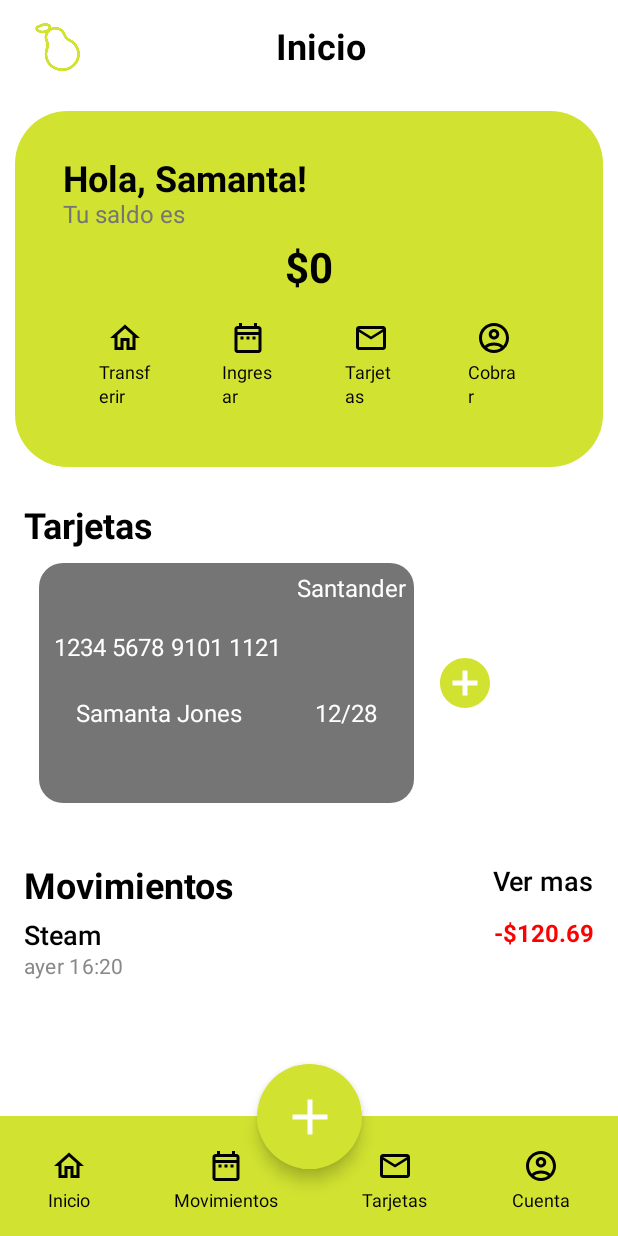
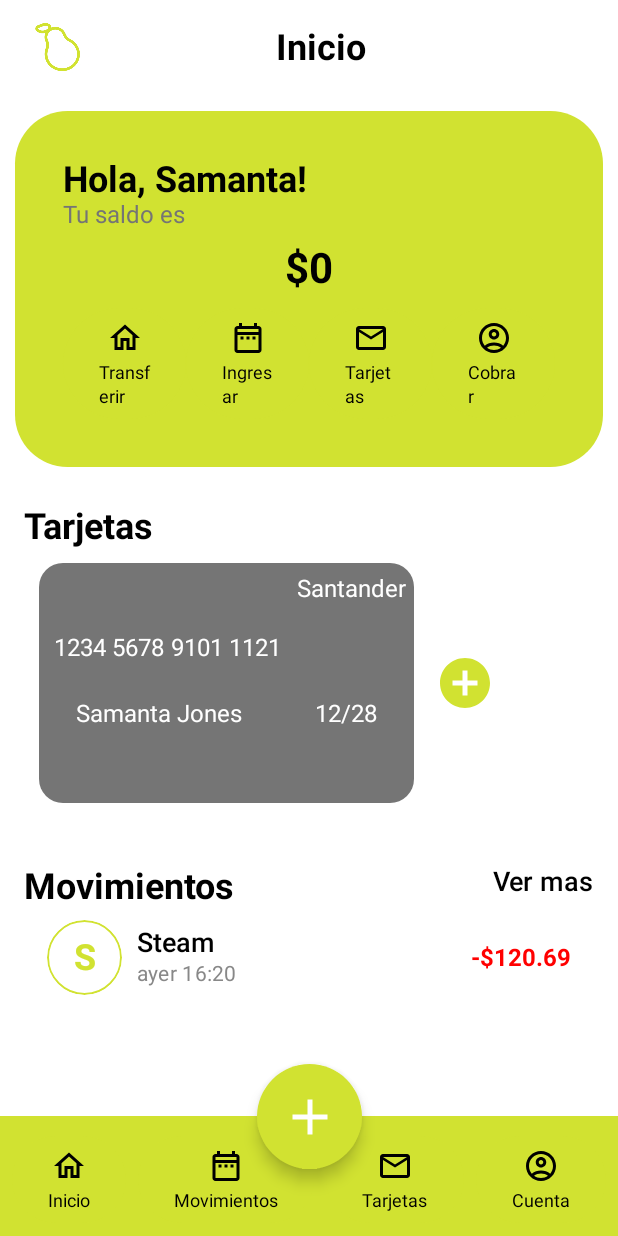
Before and after one commit to gnacuzzi/TPHCIAPP, an Android app built with Jetpack Compose: the @Preview function MainScreenPreview, on a phone screen of 412 x 824 dp. Run offline under Robolectric (Android 15) with nearby library versions, the phone set to English and light mode, and no system bars.

Commit message:
agregamos pagina de movimientos

```diff
--- a/app/src/main/java/com/example/peraapp/MainActivity.kt
+++ b/app/src/main/java/com/example/peraapp/MainActivity.kt
@@ -13,8 +13,10 @@ import androidx.compose.foundation.layout.fillMaxWidth
 import androidx.compose.foundation.layout.offset
 import androidx.compose.foundation.layout.padding
 import androidx.compose.foundation.layout.size
+import androidx.compose.foundation.rememberScrollState
 import androidx.compose.foundation.shape.CircleShape
 import androidx.compose.foundation.shape.RoundedCornerShape
+import androidx.compose.foundation.verticalScroll
 import androidx.compose.material.icons.Icons
 import androidx.compose.material.icons.filled.Add
 import androidx.compose.material.icons.filled.AddCircle
@@ -41,7 +43,6 @@ import androidx.compose.ui.Modifier
 import androidx.compose.ui.graphics.Color
 import androidx.compose.ui.graphics.vector.ImageVector
 import androidx.compose.ui.res.painterResource
-import androidx.compose.ui.text.font.FontWeight
 import androidx.compose.ui.tooling.preview.Preview
 import androidx.compose.ui.unit.dp
 import com.example.peraapp.ui.theme.PeraAppTheme
@@ -94,13 +95,25 @@ fun MainScreen(
 
 @Composable
 fun HomePage() {
+    Column(
+        modifier = Modifier.fillMaxSize()
+    ) {
         SaldoSection(
             name = "Samanta",
             saldo = 0
         )
+
+        Column(
+            modifier = Modifier
+                .fillMaxSize()
+                .verticalScroll(rememberScrollState())//supuestamente lo hace scrolleable, veremos
+        ) {
             TarjetasSection()
             MovimientosSection()
         }
+    }
+}
+
 
 @Preview(showBackground = true, showSystemUi = true)
 @Composable
@@ -380,34 +393,6 @@ fun MovimientosSection() {
             amount = "-$120.69",
             color = Color.Red
         )
+
     }
 }
-
-@Composable
-fun MovimientoItem(name: String, date: String, amount: String, color: Color) {
-    Row(
-        modifier = Modifier
-            .fillMaxWidth()
-            .padding(vertical = 8.dp),
-        horizontalArrangement = Arrangement.SpaceBetween
-    ) {
-        Column {
-            Text(
-                text = name,
-                style = MaterialTheme.typography.titleMedium,
-                color = Color.Black
-            )
-            Text(
-                text = date,
-                style = MaterialTheme.typography.bodyMedium,
-                color = Color.Gray
-            )
-        }
-        Text(
-            text = amount,
-            style = MaterialTheme.typography.bodyLarge,
-            fontWeight = FontWeight.Bold,
-            color = color
-        )
-    }
-}
--- /dev/null
+++ b/app/src/main/java/com/example/peraapp/Movements.kt
@@ -0,0 +1,131 @@
+package com.example.peraapp
+
+import androidx.compose.foundation.background
+import androidx.compose.foundation.border
+import androidx.compose.foundation.layout.Arrangement
+import androidx.compose.foundation.layout.Box
+import androidx.compose.foundation.layout.Column
+import androidx.compose.foundation.layout.Row
+import androidx.compose.foundation.layout.fillMaxWidth
+import androidx.compose.foundation.layout.padding
+import androidx.compose.foundation.layout.size
+import androidx.compose.foundation.rememberScrollState
+import androidx.compose.foundation.shape.CircleShape
+import androidx.compose.foundation.verticalScroll
+import androidx.compose.material3.MaterialTheme
+import androidx.compose.material3.Text
+import androidx.compose.runtime.Composable
+import androidx.compose.ui.Alignment
+import androidx.compose.ui.Modifier
+import androidx.compose.ui.draw.clip
+import androidx.compose.ui.graphics.Color
+import androidx.compose.ui.text.font.FontWeight
+import androidx.compose.ui.tooling.preview.Preview
+import androidx.compose.ui.unit.dp
+import com.example.peraapp.ui.theme.PeraAppTheme
+
+class Movements {
+}
+
+@Composable
+fun MovementsPage(){
+    Column(
+        modifier = Modifier
+            .fillMaxWidth()
+            .padding(16.dp)
+            .verticalScroll(rememberScrollState())//supuestamente lo hace scrolleable, veremos
+    ) {
+        MovimientoItem(
+            name = "Steam",
+            date = "ayer 16:20",
+            amount = "-$120.69",
+            color = Color.Red
+        )
+        MovimientoItem(
+            name = "Andrew",
+            date = "ayer 16:20",
+            amount = "$300",
+            color = Color.Green
+        )
+    }
+}
+
+
+@Composable
+fun MovimientoItem(name: String, date: String, amount: String, color: Color) {
+    Row(
+        modifier = Modifier
+            .fillMaxWidth()
+            .padding(vertical = 8.dp)
+            .padding(start = 15.dp, end = 15.dp),
+        verticalAlignment = Alignment.CenterVertically,
+        horizontalArrangement = Arrangement.SpaceBetween
+    ) {
+        Row(
+            verticalAlignment = Alignment.CenterVertically
+        ) {
+            LetterIcon(letter = name.first())
+            Column(
+                modifier = Modifier
+                    .padding(start = 10.dp)
+            ) {
+                Text(
+                    text = name,
+                    style = MaterialTheme.typography.titleMedium,
+                    color = Color.Black
+                )
+                Text(
+                    text = date,
+                    style = MaterialTheme.typography.bodyMedium,
+                    color = Color.Gray
+                )
+            }
+        }
+
+        Text(
+            text = amount,
+            style = MaterialTheme.typography.bodyLarge,
+            fontWeight = FontWeight.Bold,
+            color = color
+        )
+    }
+}
+
+
+
+
+@Preview(showBackground = true, showSystemUi = true)
+@Composable
+fun MovementsPagePreview() {
+    PeraAppTheme {
+        MainScreen("Movimientos"){
+            MovementsPage(
+
+            )
+        }
+    }
+}
+
+@Composable
+fun LetterIcon(
+    letter: Char,
+) {
+    Box(
+        modifier = Modifier
+            .size(50.dp)
+            .clip(CircleShape)
+            .background(MaterialTheme.colorScheme.background)
+            .border(
+                width = 1.dp,
+                color = MaterialTheme.colorScheme.primary,
+                shape = CircleShape),
+        contentAlignment = Alignment.Center
+    ) {
+        Text(
+            text = letter.toString(),
+            color = MaterialTheme.colorScheme.primary,
+            style = MaterialTheme.typography.titleLarge,
+            fontWeight = FontWeight.Bold
+        )
+    }
+}
```
Lines whose indentation alone changed are shown as unchanged.
